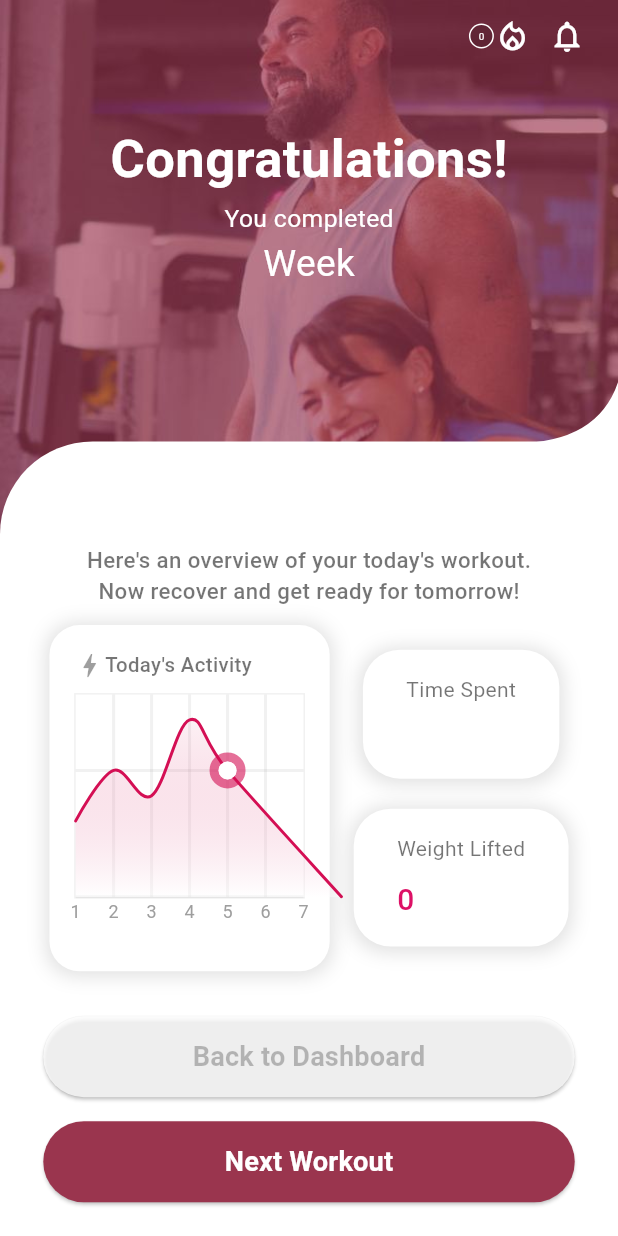
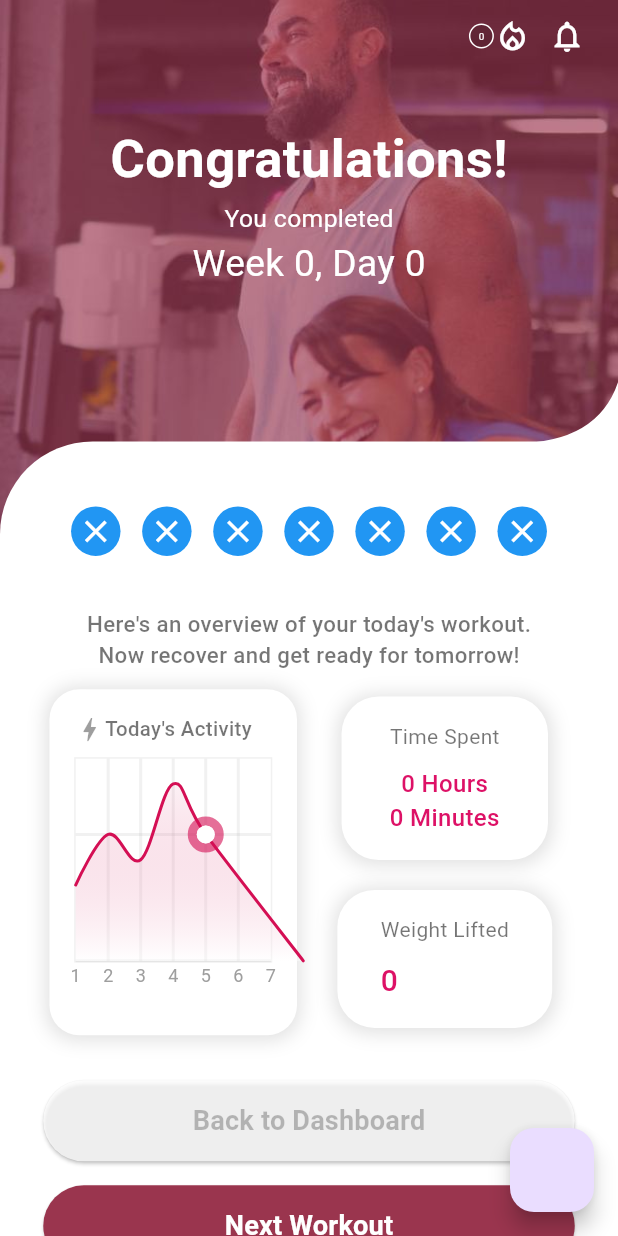
Before and after one commit to bigstarlee058/bbb-frontend2-04142026, a Flutter app: the NewDayCompletedPage screen opened by its route, on a phone screen of 412 x 824 dp. Run offline on Flutter 3.47's test engine with Material 3 defaults, Android fonts, the phone set to English and light mode, and no system bars; drawn by our look-alikes of fl_chart; our stand-ins replace app_links, better_player_plus, carousel_slider, chewie, device_preview, firebase_auth and 15 more; missing offline and left inert: dotted_dashed_line, expansion_tile_group, mobkit_dashed_border, number_paginator, vimeo_player_flutter, vimeo_video_player; accounts and stored records are empty; network calls fail; statements that could not run were skipped.

```diff
--- a/lib/components/common_streak_with_notification.dart
+++ b/lib/components/common_streak_with_notification.dart
@@ -1,4 +1,6 @@
 // import 'package:bbb/providers/main_page_provider.dart';
+import 'dart:developer';
+
 import 'package:bbb/pages/new/Providers/month_provider.dart';
 import 'package:bbb/providers/user_data_provider.dart';
 import 'package:bbb/utils/screen_util.dart';
@@ -16,7 +18,7 @@ class _CommonStreakWithNotificationState extends State<CommonStreakWithNotificat
   @override
   Widget build(BuildContext context) {
     final streak = context.watch<MonthProvider>();
-
+    log('streak :::::::::::::::::: ${streak.streak}');
     return Row(
       children: [
         GestureDetector(
--- a/lib/components/streak_calendar.dart
+++ b/lib/components/streak_calendar.dart
@@ -253,9 +253,11 @@ class _StreakCalendarPageState extends State<StreakCalendarPage> {
                         ),
                         child: Consumer<MonthProvider>(builder: (context, monthProvider, child) {
                           return ButtonWidget(
-                            text: "Start your next workout",
+                            text: monthProvider.todayTitleId.isEmpty ? "Completed" : "Start Your Workout",
                             textColor: Colors.white,
-                            onPress: () {
+                            onPress: monthProvider.todayTitleId.isEmpty
+                                ? null
+                                : () {
                                     int? index = monthProvider.monthDataModel?.weeks?[(monthProvider.week ?? 1) - 1].idList?.indexWhere(
                                       (element) {
                                         return element == monthProvider.todayTitleId;
--- a/lib/pages/dashboard_page.dart
+++ b/lib/pages/dashboard_page.dart
@@ -346,7 +346,7 @@ class _DashboardPageState extends State<DashboardPage> {
                               ),
                             ),
                           ),
-                          Container(
+                          SizedBox(
                             height: media.height / 2,
                             width: media.width,
                             child: SafeArea(
--- a/lib/pages/new/Month/3_new_today_page.dart
+++ b/lib/pages/new/Month/3_new_today_page.dart
@@ -97,7 +97,6 @@ class _NewTodayPageState extends State<NewTodayPage> {
     String dataId =
         "${monthProvider?.splitType}-${monthProvider?.monthDataModel?.id}-${monthProvider?.weekDataModel?.id}-${monthProvider?.weekDataModel?.idList![monthProvider!.overviewCurrentDay - 1]}";
     final data = await DatabaseHelper().getDataFromTable(tableName: DatabaseHelper.removedExerciseHistory, where: 'dataId', id: dataId);
-    log('data :::::::::::::::::: ${jsonEncode(data)}');
     if (data.isNotEmpty) {
       removedExercise = List<RemovedExerciseModel>.from(json.decode(jsonEncode(data)).map((x) => RemovedExerciseModel.fromJson(x)));
     } else {
--- a/lib/pages/new/Month/4_new_excerise_page.dart
+++ b/lib/pages/new/Month/4_new_excerise_page.dart
@@ -110,7 +110,6 @@ class _NewExercisePageState extends State<NewExercisePage> {
 
   fetchExtraSetLocalData(String dataId) async {
     final data = await DatabaseHelper().getDataFromTable(tableName: DatabaseHelper.extraSetHistory, where: 'dataId', id: dataId);
-    log('data :::::::::::::::::: ${jsonEncode(data)}');
     if (data.isNotEmpty) {
       extraSetModel = List<ExtraSetModel>.from(json.decode(jsonEncode(data)).map((x) => ExtraSetModel.fromJson(x)));
     } else {
--- /dev/null
+++ b/lib/pages/new/Month/MonthResponseModel/month_response_model.dart
@@ -0,0 +1,34 @@
+import 'dart:convert';
+
+List<MonthResponseModel> monthResponseModelFromJson(String str) =>
+    List<MonthResponseModel>.from(json.decode(str).map((x) => MonthResponseModel.fromJson(x)));
+
+String monthResponseModelToJson(List<MonthResponseModel> data) => json.encode(List<dynamic>.from(data.map((x) => x.toJson())));
+
+class MonthResponseModel {
+  int? id;
+  String? monthId;
+  String? monthStartDate;
+  String? monthEndDate;
+
+  MonthResponseModel({
+    this.id,
+    this.monthId,
+    this.monthStartDate,
+    this.monthEndDate,
+  });
+
+  factory MonthResponseModel.fromJson(Map<String, dynamic> json) => MonthResponseModel(
+        id: json["id"],
+        monthId: json["monthId"],
+        monthStartDate: json["monthStartDate"],
+        monthEndDate: json["monthEndDate"],
+      );
+
+  Map<String, dynamic> toJson() => {
+        "id": id,
+        "monthId": monthId,
+        "monthStartDate": monthStartDate,
+        "monthEndDate": monthEndDate,
+      };
+}
--- a/lib/pages/new/Month/Widgets/4_1_new_exercise_card.dart
+++ b/lib/pages/new/Month/Widgets/4_1_new_exercise_card.dart
@@ -279,12 +279,12 @@ class _NewExerciseCardState extends State<NewExerciseCard> with AutomaticKeepAli
   Widget build(BuildContext context) {
     super.build(context);
 
-    _isExpanded = "$index:$subIndex" == monthProvider?.currentExpandedItem;
+    _isExpanded = "$index:$subIndex" == monthProvider!.currentExpandedItem;
 
     if (monthProvider!.timerAddress.isNotEmpty) {
-      _showTimer = monthProvider?.timerAddress == "$index-$subIndex-${monthProvider?.selectedExIndex}";
+      _showTimer = monthProvider!.timerAddress == "$index-$subIndex-${monthProvider!.selectedExIndex}";
       if (_showTimer) {
-        monthProvider?.setShowTimerIndex(widget.index, widget.subIndex, widget.exercise);
+        monthProvider!.setShowTimerIndex(widget.index, widget.subIndex, widget.exercise);
       }
     }
 
--- a/lib/pages/new/Month/Widgets/new_circuits_view.dart
+++ b/lib/pages/new/Month/Widgets/new_circuits_view.dart
@@ -83,7 +83,6 @@ class _NewCircuitsViewState extends State<NewCircuitsView> {
                               return Container(
                                 height: ScreenUtil.verticalScale(4),
                                 width: ScreenUtil.verticalScale(4),
-                                // padding: EdgeInsets.all(ScreenUtil.verticalScale(0.8)),
                                 margin: const EdgeInsets.only(left: 10),
                                 decoration: BoxDecoration(
                                   color: data == null
--- a/lib/pages/new/Month/new_day_completed_page.dart
+++ b/lib/pages/new/Month/new_day_completed_page.dart
@@ -1,12 +1,16 @@
+import 'dart:convert';
+import 'dart:developer';
+
 import 'package:bbb/components/activity_line_chart.dart';
 import 'package:bbb/components/button_widget.dart';
+import 'package:bbb/pages/new/Month/MonthResponseModel/day_history_model.dart';
 import 'package:bbb/pages/new/Providers/month_provider.dart';
 import 'package:bbb/providers/main_page_provider.dart';
 import 'package:bbb/utils/screen_util.dart';
 import 'package:bbb/values/app_colors.dart';
-import 'package:bbb/values/app_constants.dart';
 import 'package:bbb/values/clip_path.dart';
 import 'package:flutter/material.dart';
+import 'package:intl/intl.dart';
 import 'package:provider/provider.dart';
 
 class NewDayCompletedPage extends StatefulWidget {
@@ -18,33 +22,65 @@ class NewDayCompletedPage extends StatefulWidget {
 
 class _NewDayCompletedPageState extends State<NewDayCompletedPage> {
   MonthProvider? monthProvider;
+
+  DateTime today = DateTime.now();
+  List<String> formattedDates = [];
+  List<DayHistoryModel> data = [];
   late int totalWeight = 0;
   late String time = "";
 
   @override
   void initState() {
     monthProvider = Provider.of<MonthProvider>(context, listen: false);
-    loadTime();
+    onInit();
     super.initState();
   }
 
-  loadTime() {
-    // String tempTime = weeklyGraphProvider.weeklyProgress[6]['exercise_completed'][weeklyGraphProvider.splitIndex]['workout_time'];
-    // List<String> parts = tempTime.split(':');
-    // int hours = int.parse(parts[0]);
-    // int minutes = int.parse(parts[1]);
-    // time = "$hours hours,\n$minutes minutes";
+  onInit() async {
+    formattedDates = [];
+    await monthProvider?.fetchAllDayStatusLocalData();
+    data = monthProvider!.decodedData();
+    DateTime oneWeekAgo = today.subtract(const Duration(days: 6));
+    List<DateTime> dateList = List.generate(7, (index) => oneWeekAgo.add(Duration(days: index)));
+    formattedDates = dateList.map((date) => DateFormat('yyyy-MM-dd').format(date)).toList();
+
+    Duration totalWorkoutDuration = Duration.zero;
+
+    final dayHistoryModel = monthProvider?.allDayHistoryModel.where((element) =>
+        (DateFormat('yyyy-MM-dd').format(element.endTime!) == DateFormat('yyyy-MM-dd').format(DateTime.now())) &&
+        element.status == "Completed");
+
+    if (dayHistoryModel != null) {
+      for (var element in dayHistoryModel) {
+        if (formattedDates.contains(DateFormat('yyyy-MM-dd').format(element.endTime!)) && element.status == "Completed") {
+          Duration duration = element.endTime!.difference(element.startTime!);
+          totalWorkoutDuration += duration;
+        }
+      }
+    }
+
+    time = formatDuration(totalWorkoutDuration);
+    log('time :::::::::::::::::: $time');
+
     setState(() {});
+  }
+
+  String formatDuration(Duration duration) {
+    int hours = duration.inHours;
+    int minutes = duration.inMinutes % 60;
+    return '$hours Hour${hours < 1 ? "s" : ""}\n$minutes Minute${minutes < 1 ? "s" : ""}';
   }
 
   @override
   Widget build(BuildContext context) {
-    final currentDay = ModalRoute.of(context)!.settings.arguments ?? 0;
     final mainPageProvider = context.watch<MainPageProvider>();
     var media = MediaQuery.of(context).size;
     ScreenUtil.init(context);
 
     return Scaffold(
+      floatingActionButton: FloatingActionButton(
+        onPressed: () => onInit(),
+      ),
       backgroundColor: Colors.white,
       body: SingleChildScrollView(
         physics: const ClampingScrollPhysics(),
@@ -67,7 +103,7 @@ class _NewDayCompletedPageState extends State<NewDayCompletedPage> {
                             ),
                           ),
                         ),
-                        Container(
+                        SizedBox(
                           height: media.height / 2,
                           width: media.width,
                           child: SafeArea(
@@ -95,13 +131,16 @@ class _NewDayCompletedPageState extends State<NewDayCompletedPage> {
                                                 shape: BoxShape.circle,
                                                 border: Border.all(color: Colors.white),
                                               ),
-                                              child: Text(
-                                                '${0}',
+                                              child: Builder(builder: (context) {
+                                                final streak = context.watch<MonthProvider>();
+                                                return Text(
+                                                  streak.streak.toString(),
                                                   style: TextStyle(
                                                     color: Colors.white,
                                                     fontSize: ScreenUtil.verticalScale(0.8),
                                                   ),
-                                              ),
+                                                );
+                                              }),
                                             ),
                                             Icon(
                                               Icons.local_fire_department_outlined,
@@ -150,8 +189,7 @@ class _NewDayCompletedPageState extends State<NewDayCompletedPage> {
                                         ),
                                       ),
                                       Text(
-                                        // "Week ${userData!.currentWeek}, Day ${userData!.currentDay}",
-                                        "Week",
+                                        "Week ${monthProvider?.overviewCurrentWeek}, Day ${monthProvider?.overviewCurrentDay}",
                                         style: TextStyle(
                                           color: Colors.white,
                                           fontSize: ScreenUtil.verticalScale(3),
@@ -199,7 +237,38 @@ class _NewDayCompletedPageState extends State<NewDayCompletedPage> {
                       margin: EdgeInsets.only(top: media.height / 19),
                       child: Column(
                         children: [
-                          // IconRowWithDot(data: data),
+                          Builder(
+                            builder: (context) {
+                              return Container(
+                                margin: EdgeInsets.symmetric(horizontal: ScreenUtil.verticalScale(4)),
+                                child: IconRow(
+                                  icons: List.generate(
+                                    formattedDates.length,
+                                    (index) => data.any(
+                                      (element) =>
+                                          DateFormat('yyyy-MM-dd').format(element.endTime!) == formattedDates[index] &&
+                                          element.status == "Completed" &&
+                                          element.split == monthProvider?.splitType,
+                                    )
+                                        ? IconDataWithDot(
+                                            icon: Icons.check,
+                                            iconColor: Colors.white,
+                                            backgroundColor: AppColors.primaryColor,
+                                            showDot: true,
+                                            dotColor: Colors.transparent,
+                                          )
+                                        : IconDataWithDot(
+                                            icon: Icons.close,
+                                            iconColor: Colors.white,
+                                            backgroundColor: Colors.blue,
+                                            showDot: true,
+                                            dotColor: Colors.transparent,
+                                          ),
+                                  ),
+                                ),
+                              );
+                            },
+                          ),
                           SizedBox(height: ScreenUtil.horizontalScale(6)),
                           Text(
                             "Here's an overview of your today's workout.",
@@ -268,12 +337,13 @@ class _NewDayCompletedPageState extends State<NewDayCompletedPage> {
                                   ),
                                 ),
                                 const SizedBox(width: 16),
-                                Column(
+                                Expanded(
+                                  child: Column(
                                     mainAxisAlignment: MainAxisAlignment.start,
                                     children: [
                                       Container(
                                         padding: EdgeInsets.symmetric(
-                                        horizontal: ScreenUtil.verticalScale(3.5),
+                                          horizontal: ScreenUtil.verticalScale(3.9),
                                           vertical: ScreenUtil.verticalScale(2),
                                         ),
                                         decoration: BoxDecoration(
@@ -299,8 +369,13 @@ class _NewDayCompletedPageState extends State<NewDayCompletedPage> {
                                             ),
                                             const SizedBox(height: 10),
                                             Text(
-                                            time, // Display totalWeight
-                                            style: const TextStyle(color: Color(0xFFDD1166), fontSize: 16, fontWeight: FontWeight.w500),
+                                              time,
+                                              textAlign: TextAlign.center,
+                                              style: const TextStyle(
+                                                color: Color(0xFFDD1166),
+                                                fontSize: 16,
+                                                fontWeight: FontWeight.w500,
+                                              ),
                                             ),
                                           ],
                                         ),
@@ -348,6 +423,7 @@ class _NewDayCompletedPageState extends State<NewDayCompletedPage> {
                                         ),
                                       ),
                                     ],
+                                  ),
                                 )
                               ],
                             ),
@@ -359,8 +435,8 @@ class _NewDayCompletedPageState extends State<NewDayCompletedPage> {
                               text: "Back to Dashboard",
                               textColor: const Color(0x40000000),
                               onPress: () {
-                                mainPageProvider.changeTab(0);
-                                Navigator.pushNamed(context, '/home');
+                                // mainPageProvider.changeTab(0);
+                                Navigator.pushNamedAndRemoveUntil(context, '/home', (route) => false);
                               },
                               color: const Color(0xC0FFFFFF),
                               isLoading: false,
@@ -373,8 +449,8 @@ class _NewDayCompletedPageState extends State<NewDayCompletedPage> {
                               text: "Next Workout",
                               textColor: Colors.white,
                               onPress: () {
-                                mainPageProvider.changeTab(1);
-                                Navigator.pushNamed(context, '/home');
+                                // mainPageProvider.changeTab(1);
+                                Navigator.pushNamedAndRemoveUntil(context, '/home', (route) => false);
                               },
                               color: AppColors.primaryColor,
                               isLoading: false,
@@ -423,39 +499,6 @@ class BulletPoint extends StatelessWidget {
             ),
           ),
         ],
-      ),
-    );
-  }
-}
-
-class IconRowWithDot extends StatelessWidget {
-  final List data;
-  const IconRowWithDot({super.key, required this.data});
-
-  @override
-  Widget build(BuildContext context) {
-    ScreenUtil.init(context);
-
-    return Container(
-      margin: EdgeInsets.symmetric(horizontal: ScreenUtil.verticalScale(4)),
-      child: IconRow(
-        icons: List.generate(
-            data.length,
-            (index) => data[index]['status'] == AppConstants.STATE_SKIPPED
-                ? IconDataWithDot(
-                    icon: Icons.close,
-                    iconColor: Colors.white,
-                    backgroundColor: Colors.blue,
-                    showDot: true,
-                    dotColor: Colors.transparent,
-                  )
-                : IconDataWithDot(
-                    icon: Icons.check,
-                    iconColor: Colors.white,
-                    backgroundColor: AppColors.primaryColor,
-                    showDot: true,
-                    dotColor: Colors.transparent,
-                  )),
       ),
     );
   }
--- a/lib/providers/user_data_provider.dart
+++ b/lib/providers/user_data_provider.dart
@@ -1050,8 +1050,6 @@ class UserDataProvider extends ChangeNotifier {
     userName = responseData["name"];
     userEmail = responseData["email"];
     userData = responseData;
-    print('responseData==========>>>>>$responseData');
-    log('getUserDataFromJson userData :::::::::::::::::: $userData');
 
     // dayHistory = responseData["dayHistory"];
     // exerciseHistory = responseData["workoutsHistory"];
@@ -1149,7 +1147,7 @@ class UserDataProvider extends ChangeNotifier {
       userManager.saveExerciseHistory(exerciseHistory);
       notifyListeners();
     } catch (e) {
-      customPrintR("execption when warmup marked $e");
+      customPrintR("exception when warmup marked $e");
     }
   }
 
```
Also changed, not shown: lib/pages/calender.dart (+54 -62 lines), lib/pages/new/Month/1_new.dart (+8 -4 lines), lib/pages/new/Month/Database/month_database.dart (+15 -3 lines), lib/pages/new/Providers/month_provider.dart (+43 -32 lines), lib/providers/data_provider.dart (+19 -0 lines), 1 other file. Lines whose indentation alone changed are shown as unchanged.
